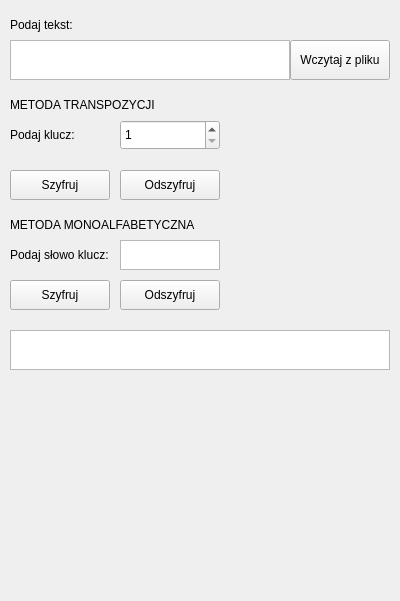
First picture: the form in MainWindow.ui, repository Nnunka/Kryptografia, before the edit.
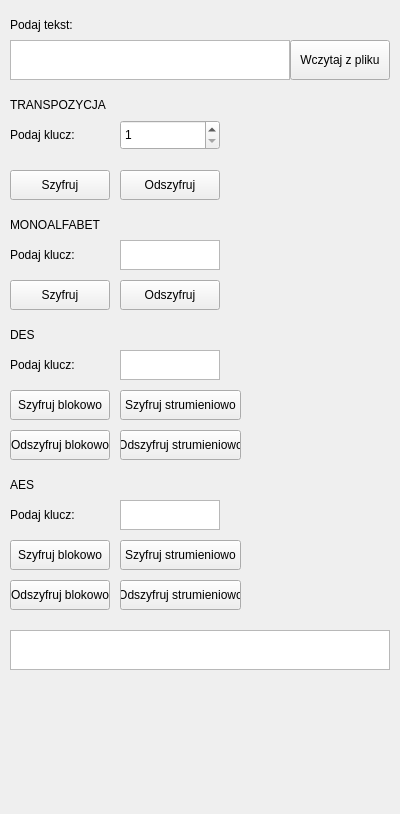
Second picture: the form after the edit.

Patch:
```diff
--- a/MainWindow.ui
+++ b/MainWindow.ui
@@ -7,7 +7,7 @@
     <x>0</x>
     <y>0</y>
     <width>400</width>
-    <height>601</height>
+    <height>814</height>
    </rect>
   </property>
   <property name="maximumSize">
@@ -59,7 +59,7 @@
      </rect>
     </property>
     <property name="text">
-     <string>METODA TRANSPOZYCJI</string>
+     <string>TRANSPOZYCJA</string>
     </property>
    </widget>
    <widget class="QLabel" name="label_3">
@@ -118,7 +118,7 @@
     <property name="geometry">
      <rect>
       <x>10</x>
-      <y>330</y>
+      <y>630</y>
       <width>380</width>
       <height>40</height>
      </rect>
@@ -134,7 +134,7 @@
      </rect>
     </property>
     <property name="text">
-     <string>METODA MONOALFABETYCZNA</string>
+     <string>MONOALFABET</string>
     </property>
    </widget>
    <widget class="QLabel" name="label_5">
@@ -147,7 +147,7 @@
      </rect>
     </property>
     <property name="text">
-     <string>Podaj słowo klucz:</string>
+     <string>Podaj klucz:</string>
     </property>
    </widget>
    <widget class="QTextEdit" name="klucz__monoalfabet">
@@ -199,6 +199,182 @@
      <string>Wczytaj z pliku</string>
     </property>
    </widget>
+   <widget class="QLabel" name="label_6">
+    <property name="geometry">
+     <rect>
+      <x>10</x>
+      <y>320</y>
+      <width>380</width>
+      <height>30</height>
+     </rect>
+    </property>
+    <property name="text">
+     <string>DES</string>
+    </property>
+   </widget>
+   <widget class="QPushButton" name="szyfruj_des_blokowo">
+    <property name="geometry">
+     <rect>
+      <x>10</x>
+      <y>390</y>
+      <width>100</width>
+      <height>30</height>
+     </rect>
+    </property>
+    <property name="text">
+     <string>Szyfruj blokowo</string>
+    </property>
+   </widget>
+   <widget class="QPushButton" name="odszyfruj__des_blokowo">
+    <property name="geometry">
+     <rect>
+      <x>10</x>
+      <y>430</y>
+      <width>100</width>
+      <height>30</height>
+     </rect>
+    </property>
+    <property name="text">
+     <string>Odszyfruj blokowo</string>
+    </property>
+   </widget>
+   <widget class="QTextEdit" name="klucz__des">
+    <property name="geometry">
+     <rect>
+      <x>120</x>
+      <y>350</y>
+      <width>100</width>
+      <height>30</height>
+     </rect>
+    </property>
+   </widget>
+   <widget class="QLabel" name="label_7">
+    <property name="geometry">
+     <rect>
+      <x>10</x>
+      <y>350</y>
+      <width>100</width>
+      <height>30</height>
+     </rect>
+    </property>
+    <property name="text">
+     <string>Podaj klucz:</string>
+    </property>
+   </widget>
+   <widget class="QPushButton" name="odszyfruj__des_strumieniowo">
+    <property name="geometry">
+     <rect>
+      <x>120</x>
+      <y>430</y>
+      <width>121</width>
+      <height>30</height>
+     </rect>
+    </property>
+    <property name="text">
+     <string>Odszyfruj strumieniowo</string>
+    </property>
+   </widget>
+   <widget class="QPushButton" name="szyfruj_des_strumieniowo">
+    <property name="geometry">
+     <rect>
+      <x>120</x>
+      <y>390</y>
+      <width>121</width>
+      <height>30</height>
+     </rect>
+    </property>
+    <property name="text">
+     <string>Szyfruj strumieniowo</string>
+    </property>
+   </widget>
+   <widget class="QLabel" name="label_8">
+    <property name="geometry">
+     <rect>
+      <x>10</x>
+      <y>470</y>
+      <width>380</width>
+      <height>30</height>
+     </rect>
+    </property>
+    <property name="text">
+     <string>AES</string>
+    </property>
+   </widget>
+   <widget class="QPushButton" name="szyfruj_aes_blokowo">
+    <property name="geometry">
+     <rect>
+      <x>10</x>
+      <y>540</y>
+      <width>100</width>
+      <height>30</height>
+     </rect>
+    </property>
+    <property name="text">
+     <string>Szyfruj blokowo</string>
+    </property>
+   </widget>
+   <widget class="QPushButton" name="odszyfruj__aes_blokowo">
+    <property name="geometry">
+     <rect>
+      <x>10</x>
+      <y>580</y>
+      <width>100</width>
+      <height>30</height>
+     </rect>
+    </property>
+    <property name="text">
+     <string>Odszyfruj blokowo</string>
+    </property>
+   </widget>
+   <widget class="QTextEdit" name="klucz__aes">
+    <property name="geometry">
+     <rect>
+      <x>120</x>
+      <y>500</y>
+      <width>100</width>
+      <height>30</height>
+     </rect>
+    </property>
+   </widget>
+   <widget class="QLabel" name="label_9">
+    <property name="geometry">
+     <rect>
+      <x>10</x>
+      <y>500</y>
+      <width>100</width>
+      <height>30</height>
+     </rect>
+    </property>
+    <property name="text">
+     <string>Podaj klucz:</string>
+    </property>
+   </widget>
+   <widget class="QPushButton" name="odszyfruj__aes_strumieniowo">
+    <property name="geometry">
+     <rect>
+      <x>120</x>
+      <y>580</y>
+      <width>121</width>
+      <height>30</height>
+     </rect>
+    </property>
+    <property name="text">
+     <string>Odszyfruj strumieniowo</string>
+    </property>
+   </widget>
+   <widget class="QPushButton" name="szyfruj_aes_strumieniowo">
+    <property name="geometry">
+     <rect>
+      <x>120</x>
+      <y>540</y>
+      <width>121</width>
+      <height>30</height>
+     </rect>
+    </property>
+    <property name="text">
+     <string>Szyfruj strumieniowo</string>
+    </property>
+   </widget>
   </widget>
  </widget>
  <resources/>
```
